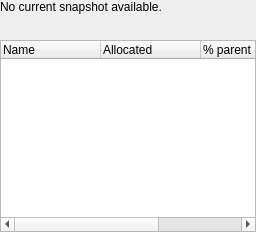
Before: the Qt Designer form app/src/snapshot_usage_widget.ui in VioletGiraffe/SpaceGuard, drawn with Qt 5.
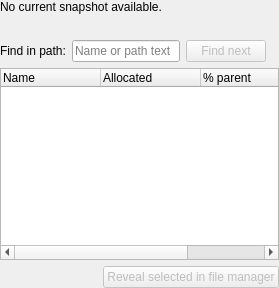
After: the same form once the commit is applied.

What changed in the file:
```diff
--- a/app/src/snapshot_usage_widget.ui
+++ b/app/src/snapshot_usage_widget.ui
@@ -20,6 +20,35 @@
      <property name="wordWrap"><bool>true</bool></property>
     </widget>
    </item>
+   <item>
+    <layout class="QHBoxLayout" name="searchLayout">
+     <item>
+      <widget class="QLabel" name="searchLabel">
+       <property name="text"><string>Find in path:</string></property>
+       <property name="buddy"><cstring>searchEdit</cstring></property>
+      </widget>
+     </item>
+     <item>
+      <widget class="QLineEdit" name="searchEdit">
+       <property name="accessibleName"><string>Find in current snapshot paths</string></property>
+       <property name="clearButtonEnabled"><bool>true</bool></property>
+       <property name="placeholderText"><string>Name or path text</string></property>
+      </widget>
+     </item>
+     <item>
+      <widget class="QPushButton" name="findNextButton">
+       <property name="enabled"><bool>false</bool></property>
+       <property name="shortcut"><string>F3</string></property>
+       <property name="text"><string>Find next</string></property>
+      </widget>
+     </item>
+     <item>
+      <widget class="QLabel" name="searchStatusLabel">
+       <property name="text"><string/></property>
+      </widget>
+     </item>
+    </layout>
+   </item>
    <item>
     <widget class="QTreeWidget" name="usageTree">
      <property name="alternatingRowColors"><bool>true</bool></property>
@@ -32,6 +61,22 @@
      <column><property name="text"><string>% root</string></property></column>
     </widget>
    </item>
+   <item>
+    <layout class="QHBoxLayout" name="usageActionLayout">
+     <item>
+      <spacer name="usageActionSpacer">
+       <property name="orientation"><enum>Qt::Orientation::Horizontal</enum></property>
+       <property name="sizeHint" stdset="0"><size><width>40</width><height>20</height></size></property>
+      </spacer>
+     </item>
+     <item>
+      <widget class="QPushButton" name="revealSelectedButton">
+       <property name="enabled"><bool>false</bool></property>
+       <property name="text"><string>Reveal selected in file manager</string></property>
+      </widget>
+     </item>
+    </layout>
+   </item>
   </layout>
  </widget>
  <resources/>
```
Left out of the diff: 2 changed lines with no effect on the pictures.
